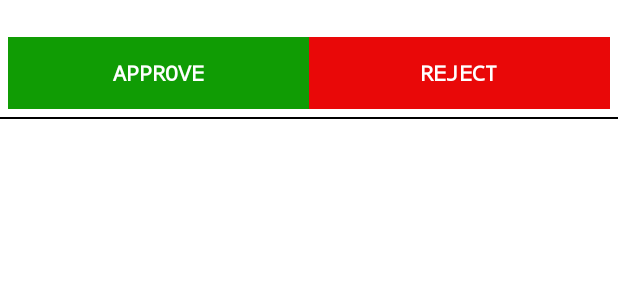
After one commit to trinadhkoya/assignment, an Android app: the layout item_user.xml on its own in the app's theme, with its tools: preview values and no code run, on a phone screen of 412 x 824 dp. The commit adds this screen. Shown: the top 300 px of the screen. Run offline under Robolectric (Android 15) with nearby library versions, the phone set to English and light mode, and no system bars.

Commit message:
initial commit

```diff
--- a/app/src/main/java/trinadhkoya/github/io/myprototype/Constants.java
+++ b/app/src/main/java/trinadhkoya/github/io/myprototype/Constants.java
@@ -13,5 +13,4 @@ public class Constants {
     public static final String CC_PW = "service";
     public static final String SUBSCRIBER_PW = "subscriber";
 
-
 }
--- /dev/null
+++ b/app/src/main/res/layout/item_user.xml
@@ -0,0 +1,60 @@
+<?xml version="1.0" encoding="utf-8"?>
+<LinearLayout xmlns:android="http://schemas.android.com/apk/res/android"
+    android:layout_width="match_parent"
+    android:layout_height="match_parent"
+    android:background="#fff"
+    android:orientation="vertical">
+
+
+    <LinearLayout
+
+        android:layout_width="match_parent"
+        android:layout_height="wrap_content"
+        android:layout_margin="5dp"
+        android:orientation="vertical">
+
+        <TextView
+            android:id="@+id/requeset_title"
+            android:layout_width="match_parent"
+            android:layout_height="wrap_content"
+            android:text=""
+            android:textColor="#000" />
+
+        <LinearLayout
+            android:layout_width="match_parent"
+            android:layout_height="wrap_content"
+            android:orientation="horizontal"
+            android:weightSum="2">
+
+            <Button
+                android:id="@+id/btn_approve"
+                android:layout_width="match_parent"
+                android:layout_height="wrap_content"
+                android:layout_weight="1"
+                android:background="#109c04"
+                android:text="@string/approve"
+                android:typeface="monospace"
+                android:textStyle="bold"
+                android:textColor="#fff" />
+
+            <Button
+                android:id="@+id/btn_reject"
+                android:layout_width="match_parent"
+                android:layout_height="wrap_content"
+                android:layout_weight="1"
+                android:background="#e90808"
+                android:textColor="#fff"
+                android:typeface="monospace"
+                android:textStyle="bold"
+                android:text="@string/reject" />
+        </LinearLayout>
+
+
+    </LinearLayout>
+
+    <View
+        android:layout_width="match_parent"
+        android:layout_height="1dp"
+        android:background="#000" />
+
+</LinearLayout>
--- a/app/src/main/res/values/strings.xml
+++ b/app/src/main/res/values/strings.xml
@@ -3,4 +3,9 @@
     <string name="cc_service">SERVICE</string>
     <string name="service_provider">SERVICE PROVIDER</string>
     <string name="customer">CUSTOMER</string>
+    <string name="add_request">ADD REQUEST</string>
+    <string name="enter_your_request_title">Enter your request title</string>
+    <string name="fetch_all_requests">FETCH ALL REQUESTS</string>
+    <string name="approve">Approve</string>
+    <string name="reject">Reject</string>
 </resources>
```
Also changed, not shown: app/src/main/java/trinadhkoya/github/io/myprototype/Main2Activity.java (+83 -0 lines), app/src/main/java/trinadhkoya/github/io/myprototype/Request.java (added, +68 -0 lines), app/src/main/java/trinadhkoya/github/io/myprototype/RequestAdapter.java (added, +56 -0 lines), app/src/main/java/trinadhkoya/github/io/myprototype/RequestDBHandler.java (added, +49 -0 lines), app/src/main/java/trinadhkoya/github/io/myprototype/RequestOperations.java (added, +114 -0 lines), app/src/main/java/trinadhkoya/github/io/myprototype/Utils.java (added, +20 -0 lines), app/src/main/res/layout/activity_main2.xml (+12 -0 lines), app/src/main/res/layout/add_request_layout.xml (added, +25 -0 lines), app/src/main/res/layout/view_all_requests.xml (added, +22 -0 lines).
